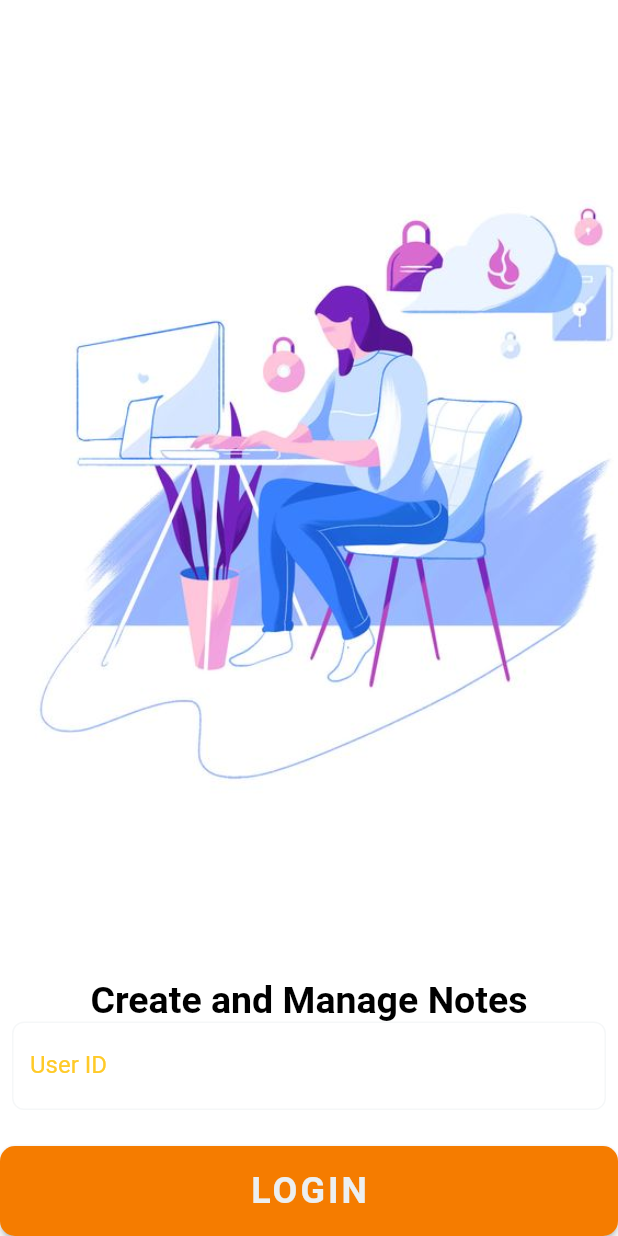
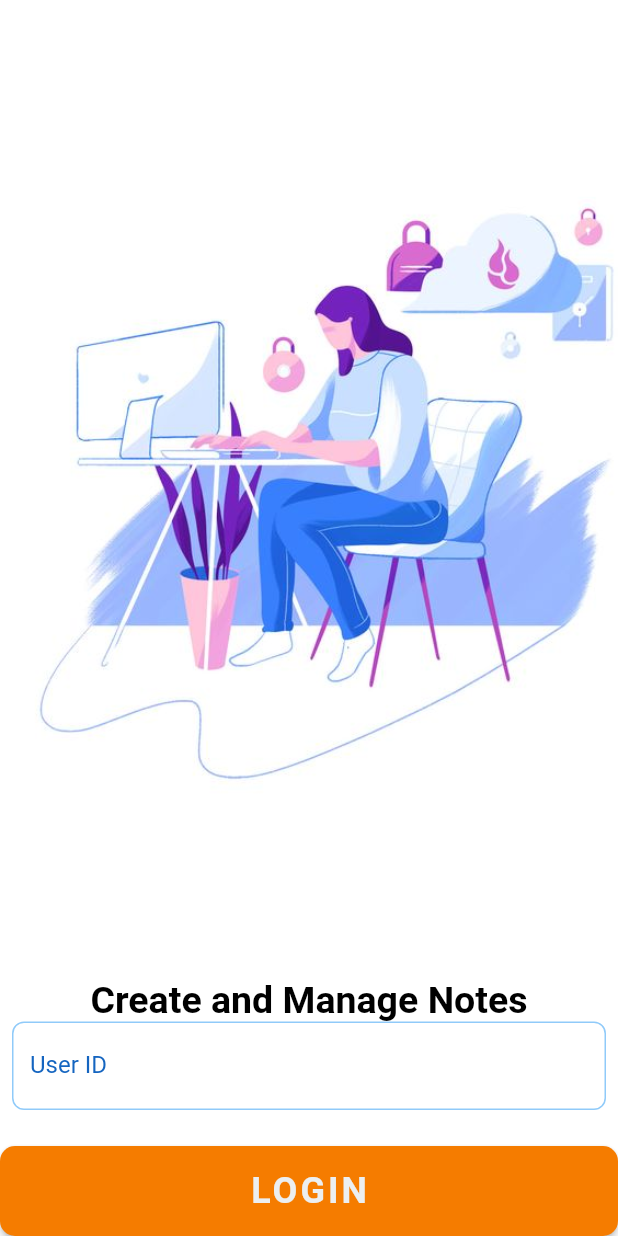
Before and after one commit to Harryalways317/note_keeper, a Flutter app: the screen it shows after launch, on a phone screen of 412 x 824 dp. Run offline on Flutter 3.47's test engine with Material 2 defaults, Android fonts, the phone set to English and light mode, and no system bars; our stand-ins replace cloud_firestore, firebase_core; accounts and stored records are empty.

Commit message:
custom form field for editing note

```diff
--- a/lib/widgets/custom_form_field.dart
+++ b/lib/widgets/custom_form_field.dart
@@ -39,6 +39,7 @@ class CustomFormField extends StatelessWidget {
   @override
   Widget build(BuildContext context) {
     return TextFormField(
+      style: TextStyle(color: Colors.black),
       maxLines: maxLines,
       controller: _emailController,
       focusNode: _emailFocusNode,
@@ -47,14 +48,14 @@ class CustomFormField extends StatelessWidget {
       textCapitalization:
           isCapitalized ? TextCapitalization.words : TextCapitalization.none,
       textInputAction: _inputAction,
-      cursorColor: CustomColors.firebaseYellow,
+      cursorColor: Colors.black,
       validator: (value) => _validator(value!),
       decoration: InputDecoration(
         labelText: isLabelEnabled ? _label : null,
-        labelStyle: TextStyle(color: CustomColors.firebaseYellow),
+        labelStyle: TextStyle(color: Colors.blue[800]),
         hintText: _hint,
         hintStyle: TextStyle(
-          color: CustomColors.firebaseGrey.withOpacity(0.5),
+          color: Colors.blueGrey.withOpacity(0.5),
         ),
         errorStyle: TextStyle(
           color: Colors.redAccent,
@@ -63,14 +64,14 @@ class CustomFormField extends StatelessWidget {
         focusedBorder: OutlineInputBorder(
           borderRadius: BorderRadius.circular(8.0),
           borderSide: BorderSide(
-            color: CustomColors.firebaseAmber,
+            color: Colors.blue,
             width: 2,
           ),
         ),
         enabledBorder: OutlineInputBorder(
           borderRadius: BorderRadius.circular(8.0),
           borderSide: BorderSide(
-            color: CustomColors.firebaseGrey.withOpacity(0.5),
+            color: Colors.blue.withOpacity(0.5),
           ),
         ),
         errorBorder: OutlineInputBorder(
```
